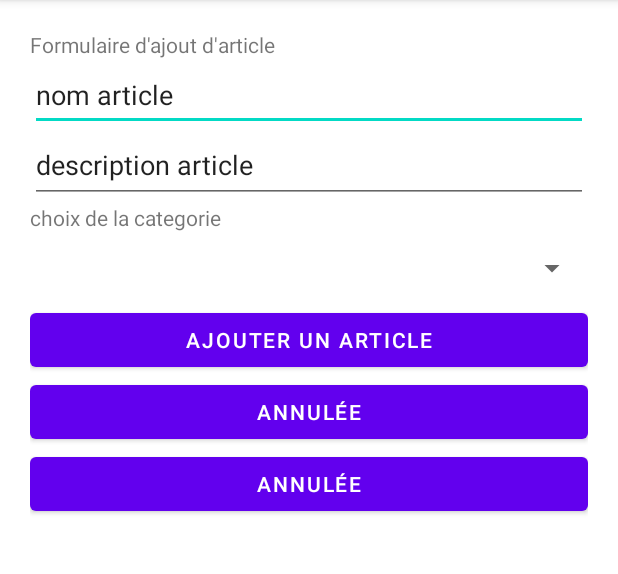
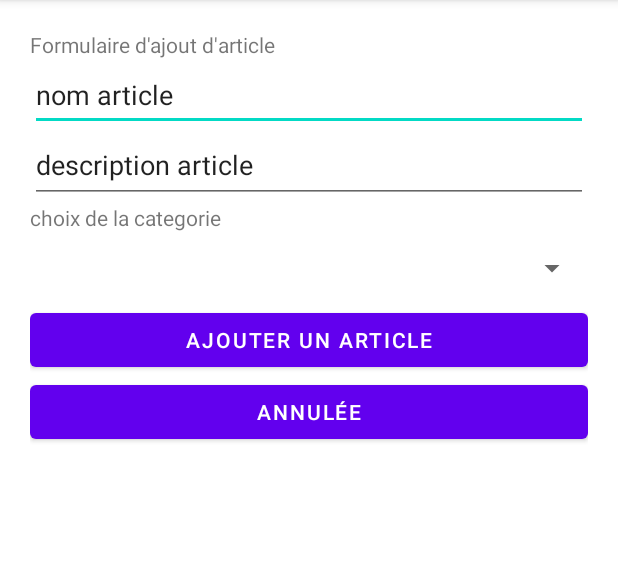
Before and after one commit to Axtral/Collectme, an Android app: the AjoutArticleActivity screen opened directly, with no data from a screen before it, on a phone screen of 412 x 824 dp, the part 84-658 px from its top. Run offline under Robolectric (Android 15) with nearby library versions, the phone set to English and light mode, and no system bars; our stand-ins replace Firebase (no records; nobody signed in at launch, a user with empty details on screens opened directly).

Commit message:
articles + modification de la page d'accueil pour ajouter la suppression bdd de l'article + correction bug sur la page d'ajout d'un article

```diff
--- a/app/src/main/java/com/axtral/collectme/AjoutArticleActivity.java
+++ b/app/src/main/java/com/axtral/collectme/AjoutArticleActivity.java
@@ -140,6 +140,9 @@ public class AjoutArticleActivity extends AppCompatActivity {
             Log.d("testFormAjoutArticle", "uid : " + uid);
             newArticle.setIdUser(uid);
             articleService.insertArticle(newArticle);
+            Intent intent = new Intent(this, MainActivity.class);
+            intent.putExtra("articleSelected", newArticle);
+            this.startActivity(intent);
             finish();
         }else {
             Log.d("testFormAjoutArticle", "création impossible");
--- a/app/src/main/java/com/axtral/collectme/MainActivity.java
+++ b/app/src/main/java/com/axtral/collectme/MainActivity.java
@@ -53,6 +53,9 @@ public class MainActivity extends AppCompatActivity {
             Log.d("swipedArticleList", "on swip un article");
             Article article = articleList.get(viewHolder.getAdapterPosition());
             Log.d("swipedArticleList", "on swip l'article : " + article.getNom());
+            Log.d("swipedArticleList", "on swip l'article : " + article.getId());
+            articleService = new ArticleServiceImpl();
+            articleService.deleteArticle(article);
             articleList.remove(viewHolder.getAdapterPosition());
             articleRecyclerVeiwAdapter.notifyItemRemoved(viewHolder.getAdapterPosition());
         }
@@ -142,6 +145,7 @@ public class MainActivity extends AppCompatActivity {
     public void onClickGoToFormAjoutArticle(View view){
         Intent intent = new Intent(this, AjoutArticleActivity.class);
         startActivity(intent);
+        finish();
     }
 
     public void gotToDetailArticle(Article article){
--- a/app/src/main/res/layout/activity_ajout_article.xml
+++ b/app/src/main/res/layout/activity_ajout_article.xml
@@ -87,7 +87,7 @@
                     android:layout_height="wrap_content"
                     android:onClick="onCLickBackUpdate"
                     android:text="@string/annulee"
-                    tools:visibility="gone" />
+                    android:visibility="gone" />
 
                 <TextView
                     android:id="@+id/id_user_article_update"
```
